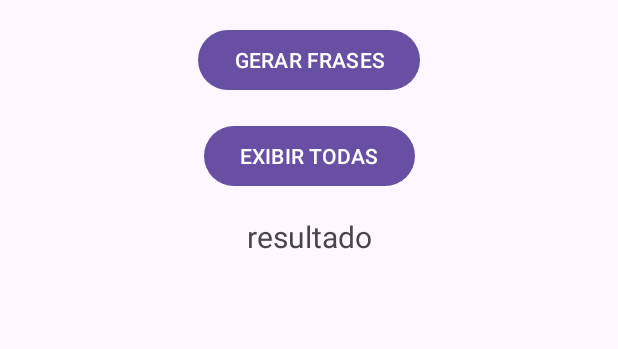
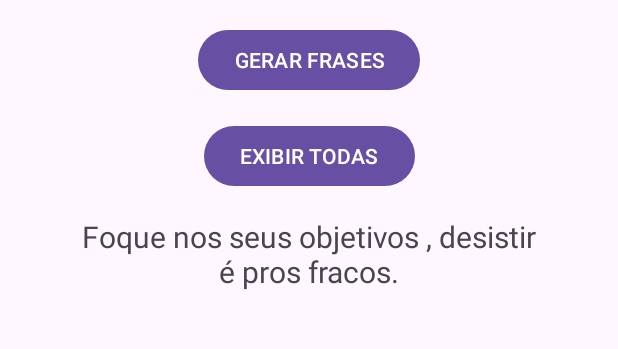
Before and after one commit to MaiconVinicius10/Frases_Do_Dia, an Android app: the screen it shows after launch (MainActivity), after a tap on "GERAR FRASES", on a phone screen of 412 x 824 dp, the part 285-634 px from its top. Run offline under Robolectric (Android 15) with nearby library versions, the phone set to English and light mode, and no system bars.

Commit message:
Botão exibir todas funcionando de forma correta , treino de exibir frase simples forma mais rapida de codificar

```diff
--- a/app/src/main/java/com/example/frasesdodia/MainActivity.java
+++ b/app/src/main/java/com/example/frasesdodia/MainActivity.java
@@ -15,22 +15,27 @@ public class MainActivity extends AppCompatActivity {
         "Hello Word!!",
         "Foque nos seus objetivos , desistir é pros fracos.",
         "Nunca é tarde pra fazer aquilo que movimenta seus sonhos.",
+            "Você pode fazer tudo que um dia sonhou.",
+            "Acreditar no amanhã significa viver o hoje pra fazer o correto"
+
     };
     // metodo onCreate
     @Override
     protected void onCreate(Bundle savedInstanceState) {
         super.onCreate(savedInstanceState);
         setContentView(R.layout.activity_main);
-
     }
 
-    //criando metodo
+    //criando metodo gera frase
     public void gerarFrase(View view){
     TextView texto = findViewById(R.id.textResultado);
     //instanciar classe random
         int numeroAleatorio = new Random().nextInt(3);
+        // criando string frase
+        String frase = frases[numeroAleatorio];
+        texto.setText(frase);
     }
-
+    // croando metodo exibir
     public void exibirTodas(View view){
 
         TextView texto = findViewById(R.id.textResultado);
--- a/app/src/main/res/layout/activity_main.xml
+++ b/app/src/main/res/layout/activity_main.xml
@@ -40,13 +40,13 @@
 
     <TextView
         android:id="@+id/textResultado"
-        android:layout_width="326dp"
-        android:layout_height="0dp"
-        android:textAlignment="center"
+        android:layout_width="317dp"
+        android:layout_height="147dp"
         android:layout_marginStart="20dp"
         android:layout_marginTop="16dp"
         android:layout_marginEnd="20dp"
         android:text="resultado"
+        android:textAlignment="center"
         android:textSize="20sp"
         app:layout_constraintEnd_toEndOf="parent"
         app:layout_constraintStart_toStartOf="parent"
```
